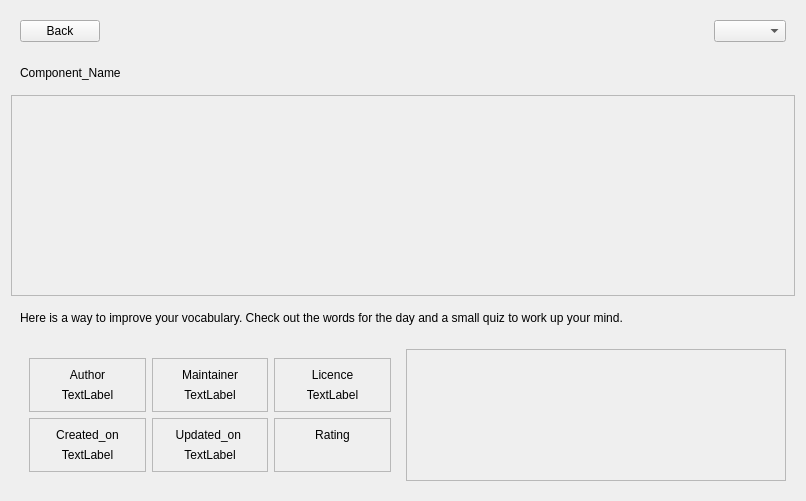
AmulyaParitosh/Component_Library_Plugin, file src/interface/widgets/view_widget/detail_widget/detailed_widget.ui: the form before one commit.
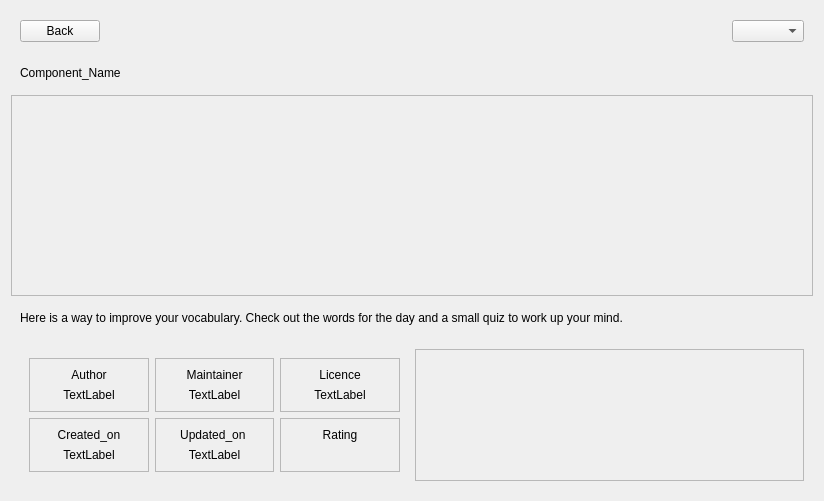
The form after the commit. Custom widgets are drawn as their Qt base class.

Commit message: attributes now visible in new ui

Patch:
```diff
--- a/src/interface/widgets/view_widget/detail_widget/detailed_widget.ui
+++ b/src/interface/widgets/view_widget/detail_widget/detailed_widget.ui
@@ -6,7 +6,7 @@
    <rect>
     <x>0</x>
     <y>0</y>
-    <width>806</width>
+    <width>824</width>
     <height>501</height>
    </rect>
   </property>
@@ -102,8 +102,8 @@
        <rect>
         <x>0</x>
         <y>0</y>
-        <width>786</width>
-        <height>189</height>
+        <width>802</width>
+        <height>199</height>
        </rect>
       </property>
       <property name="sizePolicy">
@@ -366,10 +366,22 @@
           <rect>
            <x>0</x>
            <y>0</y>
-           <width>380</width>
-           <height>138</height>
+           <width>386</width>
+           <height>126</height>
           </rect>
          </property>
+         <layout class="QVBoxLayout" name="verticalLayout_3">
+          <item>
+           <widget class="AttributeList" name="attributeList" native="true">
+            <property name="sizePolicy">
+             <sizepolicy hsizetype="Preferred" vsizetype="Preferred">
+              <horstretch>0</horstretch>
+              <verstretch>0</verstretch>
+             </sizepolicy>
+            </property>
+           </widget>
+          </item>
+         </layout>
         </widget>
        </widget>
       </item>
@@ -385,6 +397,12 @@
    <header location="global">src/interface/widgets</header>
    <container>1</container>
   </customwidget>
+  <customwidget>
+   <class>AttributeList</class>
+   <extends>QWidget</extends>
+   <header location="global">src/interface/widgets</header>
+   <container>1</container>
+  </customwidget>
  </customwidgets>
  <resources/>
  <connections/>
```
The commit also changes 11 other files.
